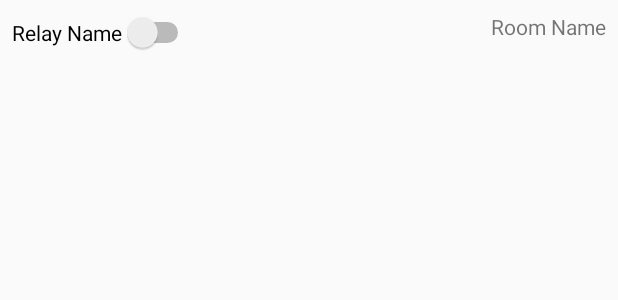
After one commit to ReverendCode/Constellation, an Android app: the layout relay_view.xml on its own in the app's theme, with its tools: preview values and no code run, on a phone screen of 412 x 824 dp. The commit adds this screen. Shown: the top 300 px of the screen. Run offline under Robolectric (Android 15) with nearby library versions, the phone set to English and light mode, and no system bars.

```diff
--- /dev/null
+++ b/app/src/main/res/layout/relay_view.xml
@@ -0,0 +1,31 @@
+<?xml version="1.0" encoding="utf-8"?>
+<android.support.constraint.ConstraintLayout
+    xmlns:android="http://schemas.android.com/apk/res/android"
+    xmlns:app="http://schemas.android.com/apk/res-auto"
+    xmlns:tools="http://schemas.android.com/tools"
+    android:layout_width="match_parent"
+    android:layout_height="match_parent">
+
+    <TextView
+        android:id="@+id/room_name"
+        android:layout_width="wrap_content"
+        android:layout_height="wrap_content"
+        android:layout_marginEnd="8dp"
+        android:layout_marginTop="8dp"
+        android:text="Room Name"
+        app:layout_constraintEnd_toEndOf="parent"
+        app:layout_constraintTop_toTopOf="parent" />
+
+
+    <Switch
+        android:id="@+id/relay_name"
+        android:layout_width="wrap_content"
+        android:layout_height="wrap_content"
+        android:layout_marginStart="8dp"
+        android:layout_marginTop="8dp"
+        android:checked="false"
+        android:text="Relay Name"
+        app:layout_constraintStart_toStartOf="parent"
+        app:layout_constraintTop_toTopOf="parent"
+        tools:checked="false" />
+</android.support.constraint.ConstraintLayout>
--- a/build.gradle
+++ b/build.gradle
@@ -1,7 +1,7 @@
 // Top-level build file where you can add configuration options common to all sub-projects/modules.
 
 buildscript {
-    ext.kotlin_version = '1.2.30'
+    ext.kotlin_version = '1.2.31'
     repositories {
         google()
         jcenter()
@@ -9,7 +9,6 @@ buildscript {
     dependencies {
         classpath 'com.android.tools.build:gradle:3.0.1'
         classpath "org.jetbrains.kotlin:kotlin-gradle-plugin:$kotlin_version"
-
         // NOTE: Do not place your application dependencies here; they belong
         // in the individual module build.gradle files
     }
@@ -19,6 +18,7 @@ allprojects {
     repositories {
         google()
         jcenter()
+        maven { url "https://jitpack.io" }
     }
 }
 
```
Also changed, not shown: app/build.gradle (+10 -1 lines), app/src/main/java/com/example/reverendcode/constellation/Adapters.kt (added, +45 -0 lines), app/src/main/java/com/example/reverendcode/constellation/MainActivity.kt (+31 -19 lines), app/src/main/java/com/example/reverendcode/constellation/MyDiffUtil.kt (added, +29 -0 lines), app/src/main/java/com/example/reverendcode/constellation/MyViewModel.kt (+4 -8 lines), app/src/main/java/com/example/reverendcode/constellation/Observers.kt (deleted, +0 -19 lines), app/src/main/java/com/example/reverendcode/constellation/RelayDispatch.kt (added, +39 -0 lines), app/src/main/java/com/example/reverendcode/constellation/RoomDb.kt (+32 -23 lines), app/src/main/res/layout/sensor_view.xml (renamed from app/src/main/res/layout/item_view.xml).
